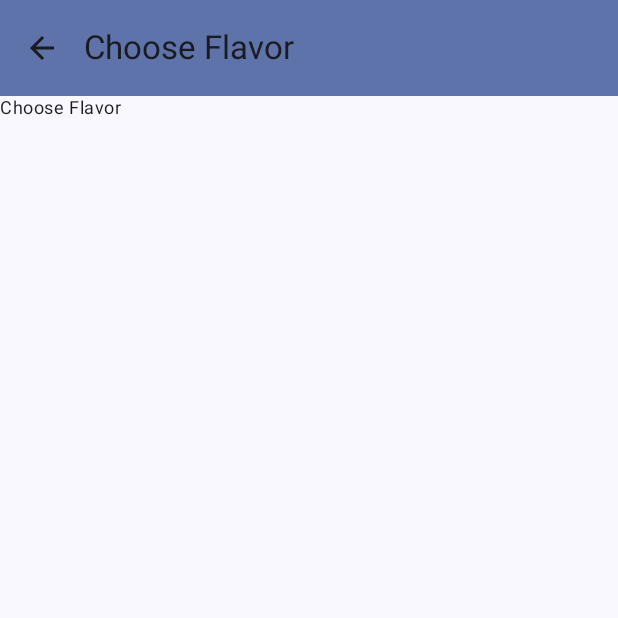
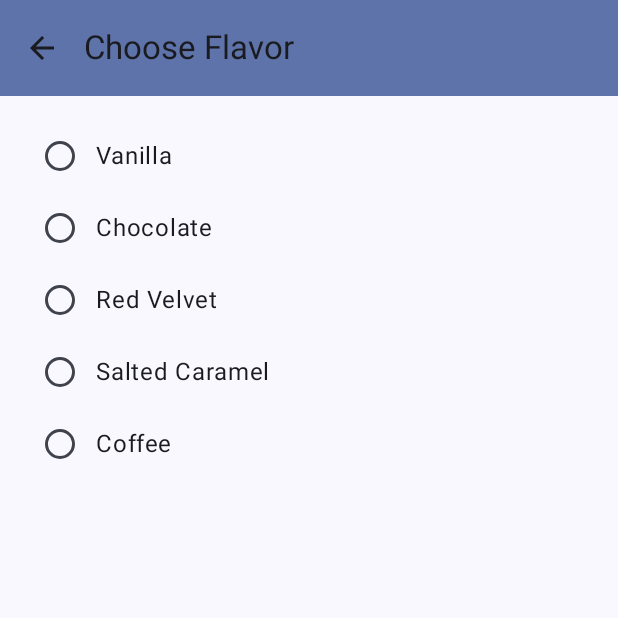
Before and after one commit to 3X0DUS-07/CupcakeApp, an Android app built with Jetpack Compose: the screen it shows after launch (MainActivity), after a tap on "One Cupcake", on a phone screen of 412 x 824 dp, the top half of it. Run offline under Robolectric (Android 15) with nearby library versions, the phone set to English and light mode, and no system bars.

Commit message:
CupcakeApp con navegación Compose y selección de sabores usando RadioButtons

```diff
--- a/app/src/main/java/com/example/cupcakeapp1/CupcakeScreen.kt
+++ b/app/src/main/java/com/example/cupcakeapp1/CupcakeScreen.kt
@@ -17,6 +17,7 @@ import androidx.compose.material3.TopAppBarDefaults
 import androidx.compose.runtime.Composable
 import androidx.compose.runtime.getValue
 import androidx.compose.ui.Modifier
+import androidx.compose.ui.platform.LocalContext
 import androidx.compose.ui.res.dimensionResource
 import androidx.navigation.NavHostController
 import androidx.navigation.compose.NavHost
@@ -99,7 +100,10 @@ fun CupcakeApp() {
             }
 
             composable(route = CupcakeScreen.Flavor.name) {
-                SelectOptionScreen()
+                val context = LocalContext.current
+                SelectOptionScreen(
+                    options = DataSource.flavors.map { id -> context.resources.getString(id) }
+                )
             }
         }
     }
--- a/app/src/main/java/com/example/cupcakeapp1/data/DataSource.kt
+++ b/app/src/main/java/com/example/cupcakeapp1/data/DataSource.kt
@@ -8,4 +8,14 @@ object DataSource {
         Pair(R.string.six_cupcakes, 6),
         Pair(R.string.twelve_cupcakes, 12)
     )
+
+
+val flavors = listOf(
+    R.string.vanilla,
+    R.string.chocolate,
+    R.string.red_velvet,
+    R.string.salted_caramel,
+    R.string.coffee
+)
+
 }
--- a/app/src/main/java/com/example/cupcakeapp1/ui/SelectOptionScreen.kt
+++ b/app/src/main/java/com/example/cupcakeapp1/ui/SelectOptionScreen.kt
@@ -1,38 +1,67 @@
 package com.example.cupcakeapp1.ui
 
-import androidx.compose.foundation.layout.fillMaxSize
+import androidx.compose.foundation.layout.Column
+import androidx.compose.foundation.layout.Row
+import androidx.compose.foundation.layout.fillMaxWidth
 import androidx.compose.foundation.layout.padding
-import androidx.compose.material3.MaterialTheme
+import androidx.compose.foundation.selection.selectable
+import androidx.compose.material3.RadioButton
 import androidx.compose.material3.Text
 import androidx.compose.runtime.Composable
+import androidx.compose.runtime.getValue
+import androidx.compose.runtime.mutableStateOf
+import androidx.compose.runtime.saveable.rememberSaveable
+import androidx.compose.runtime.setValue
+import androidx.compose.ui.Alignment
 import androidx.compose.ui.Modifier
 import androidx.compose.ui.res.dimensionResource
-import androidx.compose.ui.res.stringResource
 import androidx.compose.ui.tooling.preview.Preview
 import com.example.cupcakeapp1.R
 import com.example.cupcakeapp1.ui.theme.CupcakeApp1Theme
 
-
 @Composable
 fun SelectOptionScreen(
+    options: List<String>,
+    onSelectionChanged: (String) -> Unit = {},
     modifier: Modifier = Modifier
 ) {
-    Text(
-        text = stringResource(R.string.choose_flavor),
-        style = MaterialTheme.typography.bodySmall
-    )
+    var selectedValue by rememberSaveable { mutableStateOf("") }
+    Column(
+        modifier = modifier
+            .padding(dimensionResource(R.dimen.padding_medium))
+    ) {
+        options.forEach { item ->
+            Row(
+                modifier = Modifier
+                    .selectable(
+                        selected = selectedValue == item,
+                        onClick = {
+                            selectedValue = item
+                            onSelectionChanged(item)
+                        }
+                    ),
+                verticalAlignment = Alignment.CenterVertically
+            ) {
+                RadioButton(
+                    selected = selectedValue == item,
+                    onClick = {
+                        selectedValue = item
+                        onSelectionChanged(item)
+                    }
+                )
+                Text(item)
+            }
+        }
+    }
 }
-
-
 
 @Preview
 @Composable
 fun SelectOptionPreview() {
     CupcakeApp1Theme {
         SelectOptionScreen(
-            modifier = Modifier
-                .fillMaxSize()
-                .padding(dimensionResource(R.dimen.padding_medium))
+            options = listOf("Option 1", "Option 2", "Option 3", "Option 4"),
+            modifier = Modifier.fillMaxWidth()
         )
     }
 }
--- a/app/src/main/res/values/strings.xml
+++ b/app/src/main/res/values/strings.xml
@@ -5,4 +5,9 @@
     <string name="six_cupcakes">Six Cupcakes</string>
     <string name="twelve_cupcakes">Twelve Cupcakes</string>
     <string name="choose_flavor">Choose Flavor</string>
+    <string name="vanilla">Vanilla</string>
+    <string name="chocolate">Chocolate</string>
+    <string name="red_velvet">Red Velvet</string>
+    <string name="salted_caramel">Salted Caramel</string>
+    <string name="coffee">Coffee</string>
 </resources>
```
